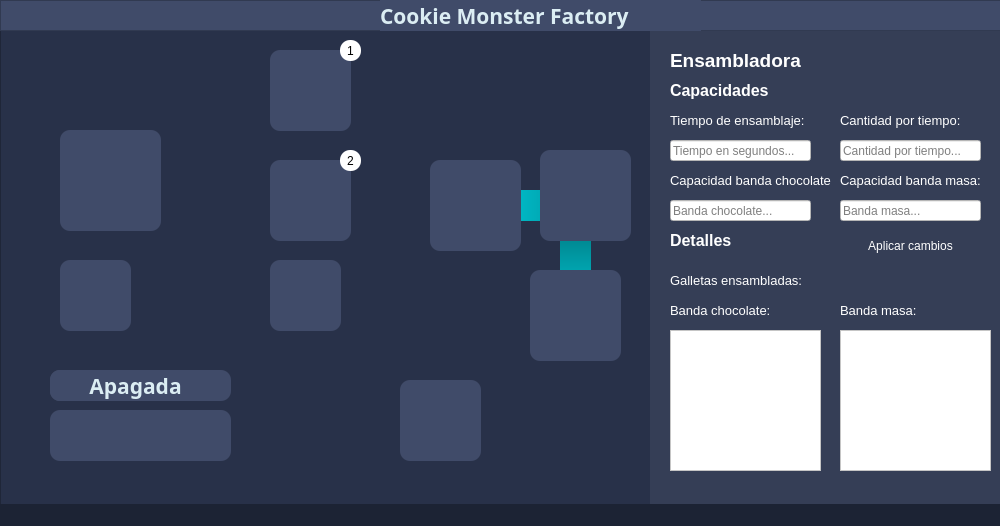
Qt form view/mainwindow.ui (JuanVF/CookieMonsterFactory) before a commit.
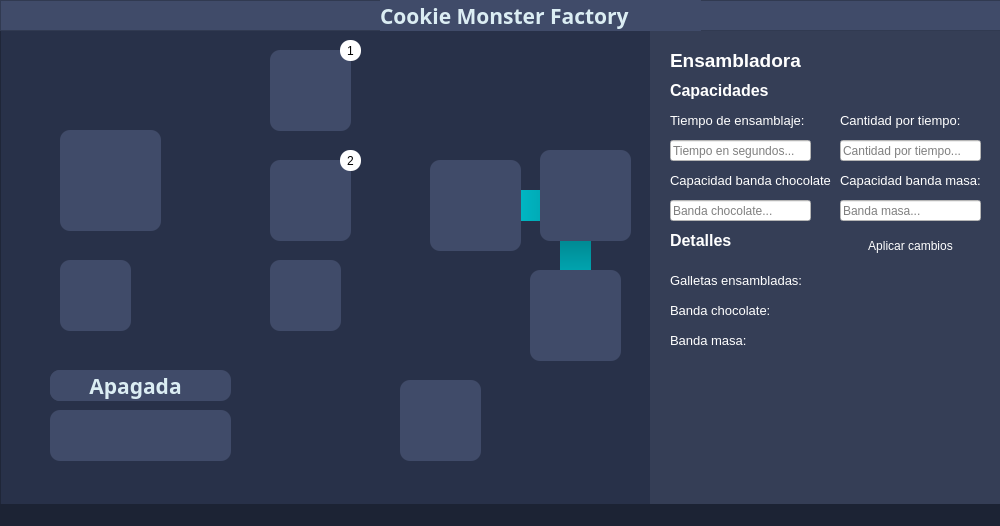
The same form after that commit. The open tabs and pages were chosen to show the change. Icons and pictures are not drawn.

What changed in the file:
```diff
--- a/view/mainwindow.ui
+++ b/view/mainwindow.ui
@@ -2665,7 +2665,7 @@
         <rect>
          <x>20</x>
          <y>270</y>
-         <width>131</width>
+         <width>311</width>
          <height>21</height>
         </rect>
        </property>
@@ -2720,31 +2720,12 @@
         <string>Galletas ensambladas:</string>
        </property>
       </widget>
-      <widget class="QPlainTextEdit" name="plainTextEdit_8">
+      <widget class="QLabel" name="lbAsmDough">
        <property name="geometry">
         <rect>
          <x>20</x>
          <y>300</y>
-         <width>151</width>
-         <height>141</height>
-        </rect>
-       </property>
-       <property name="autoFillBackground">
-        <bool>true</bool>
-       </property>
-       <property name="styleSheet">
-        <string notr="true">background-color: rgb(255, 255, 255);</string>
-       </property>
-       <property name="readOnly">
-        <bool>true</bool>
-       </property>
-      </widget>
-      <widget class="QLabel" name="label_64">
-       <property name="geometry">
-        <rect>
-         <x>190</x>
-         <y>270</y>
-         <width>131</width>
+         <width>311</width>
          <height>21</height>
         </rect>
        </property>
@@ -2759,25 +2740,6 @@
         <string>Banda masa:</string>
        </property>
       </widget>
-      <widget class="QPlainTextEdit" name="plainTextEdit_9">
-       <property name="geometry">
-        <rect>
-         <x>190</x>
-         <y>300</y>
-         <width>151</width>
-         <height>141</height>
-        </rect>
-       </property>
-       <property name="autoFillBackground">
-        <bool>true</bool>
-       </property>
-       <property name="styleSheet">
-        <string notr="true">background-color: rgb(255, 255, 255);</string>
-       </property>
-       <property name="readOnly">
-        <bool>true</bool>
-       </property>
-      </widget>
       <widget class="QLabel" name="label_65">
        <property name="geometry">
         <rect>
```
Left out of the diff: 4 changed lines with no effect on the pictures.
